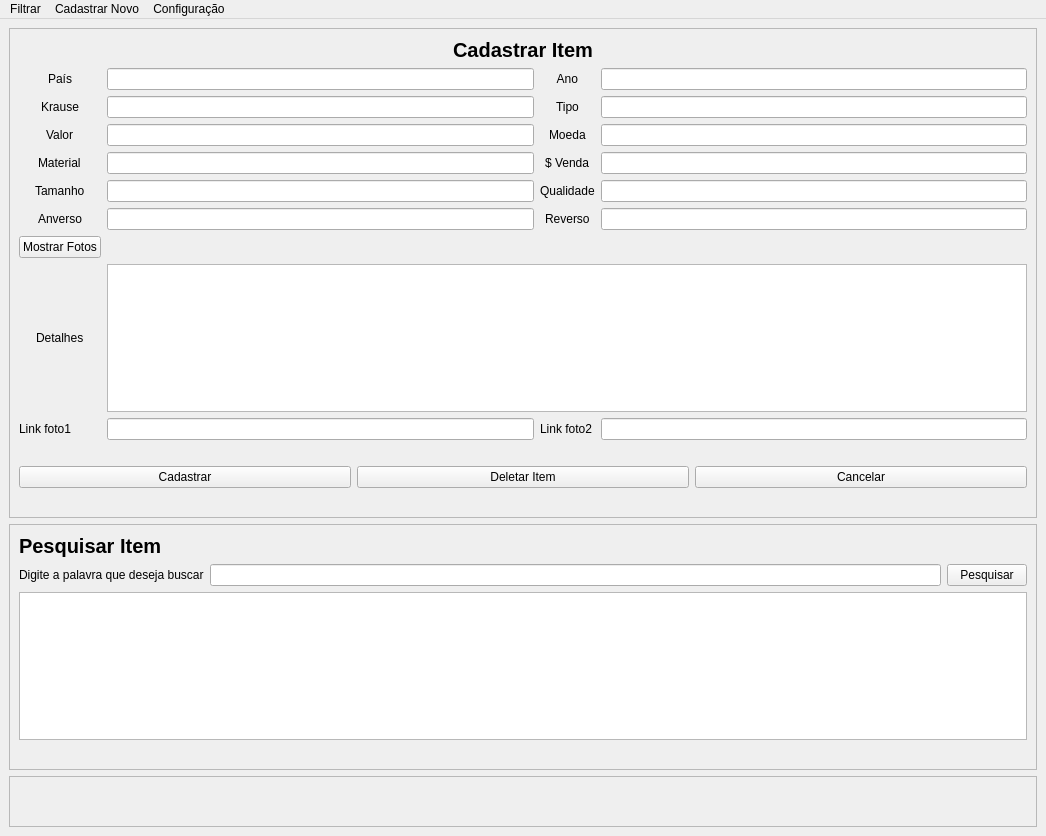
chriscoliveira/python_notas_e_moedas_colecao, file layout.ui: the form before one commit.
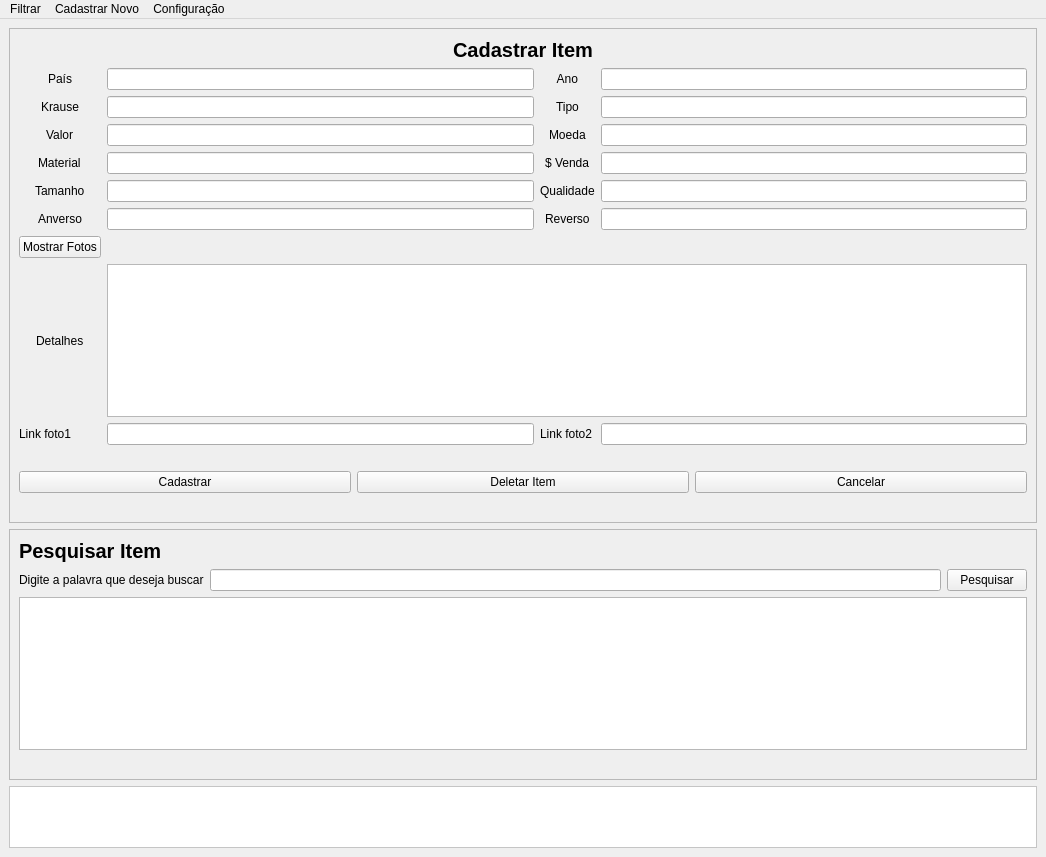
The form after the commit. Icons and pictures are not drawn.

Commit message: imagem mapa

```diff
--- a/layout.ui
+++ b/layout.ui
@@ -7,12 +7,18 @@
     <x>0</x>
     <y>0</y>
     <width>1046</width>
-    <height>836</height>
+    <height>857</height>
    </rect>
   </property>
   <property name="windowTitle">
    <string>Coleção de Moedas e Notas 2022</string>
   </property>
+  <property name="autoFillBackground">
+   <bool>false</bool>
+  </property>
+  <property name="styleSheet">
+   <string notr="true"/>
+  </property>
   <widget class="QWidget" name="centralwidget">
    <layout class="QGridLayout" name="gridLayout_2">
     <item row="0" column="0">
@@ -363,6 +369,9 @@
        <layout class="QGridLayout" name="gridLayout_4">
         <item row="0" column="0">
          <widget class="QFrame" name="frame_resumo">
+          <property name="styleSheet">
+           <string notr="true">background-color: rgb(255, 255, 255);</string>
+          </property>
           <property name="frameShape">
            <enum>QFrame::StyledPanel</enum>
           </property>
@@ -370,20 +379,47 @@
            <enum>QFrame::Raised</enum>
           </property>
           <layout class="QGridLayout" name="gridLayout_5">
-           <item row="0" column="0">
-            <widget class="QLabel" name="resumo">
-             <property name="font">
-              <font>
-               <pointsize>20</pointsize>
-              </font>
-             </property>
-             <property name="text">
-              <string/>
-             </property>
-             <property name="alignment">
-              <set>Qt::AlignCenter</set>
-             </property>
-            </widget>
+           <item row="2" column="0">
+            <layout class="QVBoxLayout" name="verticalLayout_3">
+             <item>
+              <widget class="QLabel" name="resumo">
+               <property name="font">
+                <font>
+                 <family>Lucida Console</family>
+                 <pointsize>14</pointsize>
+                </font>
+               </property>
+               <property name="text">
+                <string/>
+               </property>
+               <property name="alignment">
+                <set>Qt::AlignHCenter|Qt::AlignTop</set>
+               </property>
+              </widget>
+             </item>
+             <item>
+              <widget class="QLabel" name="mapa">
+               <property name="sizePolicy">
+                <sizepolicy hsizetype="Preferred" vsizetype="Preferred">
+                 <horstretch>0</horstretch>
+                 <verstretch>0</verstretch>
+                </sizepolicy>
+               </property>
+               <property name="text">
+                <string/>
+               </property>
+               <property name="pixmap">
+                <pixmap>screenshot.png</pixmap>
+               </property>
+               <property name="scaledContents">
+                <bool>false</bool>
+               </property>
+               <property name="alignment">
+                <set>Qt::AlignCenter</set>
+               </property>
+              </widget>
+             </item>
+            </layout>
            </item>
           </layout>
          </widget>
```
Left out of the diff: 340 changed lines with no effect on the pictures. The commit also changes 4718 other files.
